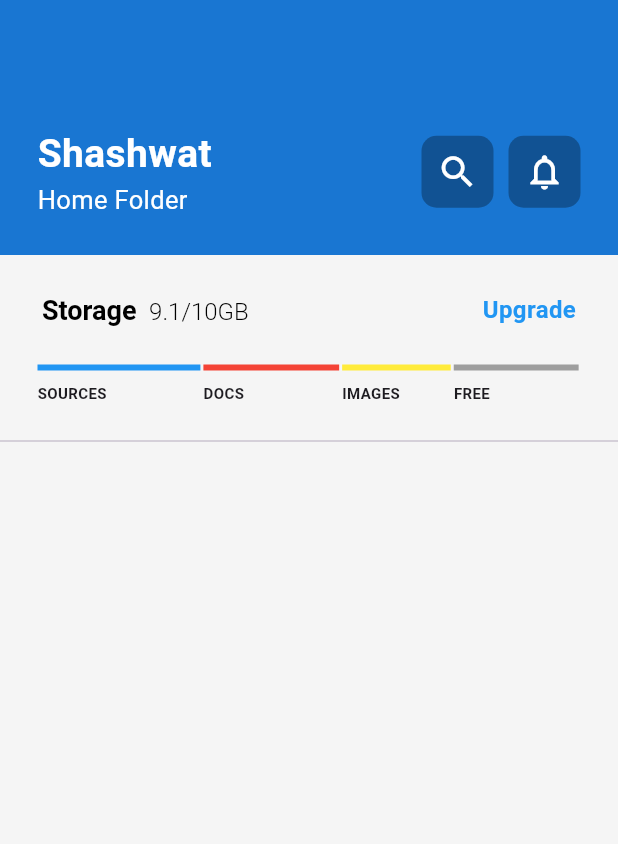
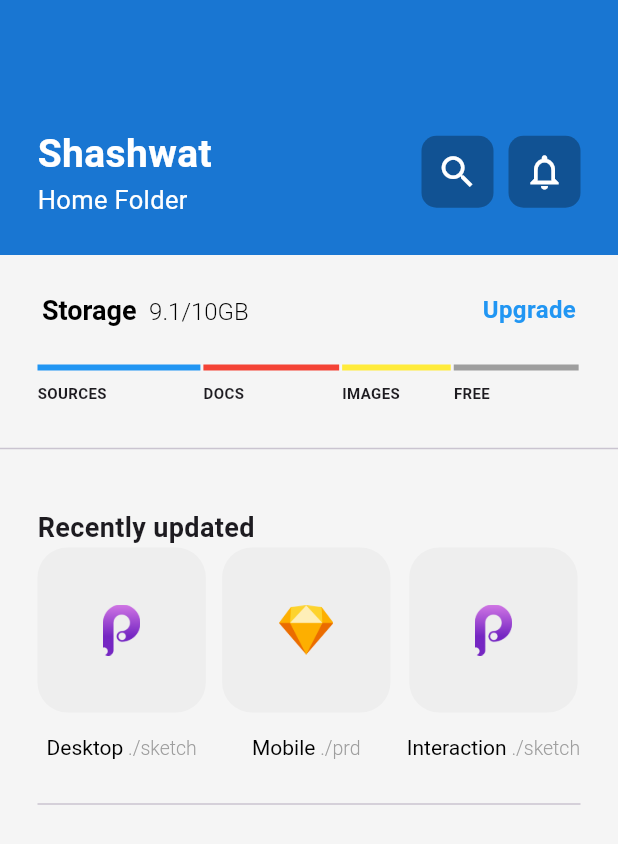
Before and after one commit to shashwat-naik/DockIt, a Flutter app: the screen it shows after launch, on a phone screen of 412 x 824 dp. Shown: the top 844 px of the screen. Run offline on Flutter 3.47's test engine with Material 3 defaults, Android fonts, the phone set to English and light mode, and no system bars.

Commit message:
Recently Updated Section

```diff
--- a/lib/pages/team_folder.dart
+++ b/lib/pages/team_folder.dart
@@ -118,19 +118,96 @@ class _TeamFolderPageState extends State<TeamFolderPage> {
             child: Row(
               children: [
                 buildFileSizeChart("SOURCES", Colors.blue, .3),
-                SizedBox(width: 2,),
+                SizedBox(
+                  width: 2,
+                ),
                 buildFileSizeChart("DOCS", Colors.red, .25),
-                SizedBox(width: 2,),
+                SizedBox(
+                  width: 2,
+                ),
                 buildFileSizeChart("IMAGES", Colors.yellow, .20),
-                SizedBox(width: 2,),
+                SizedBox(
+                  width: 2,
+                ),
                 buildFileSizeChart("FREE", Colors.grey, .23),
               ],
             ),
           ),
-          SizedBox(height: 15,),
-          const Divider(height: 20,),
+          SizedBox(
+            height: 15,
+          ),
+          Divider(
+            height: 30,
+          ),
+          Expanded(
+            child: ListView(
+              padding: EdgeInsets.all(25),
+              children: [
+                Text(
+                  "Recently updated",
+                  style: TextStyle(
+                    fontSize: 18,
+                    fontWeight: FontWeight.bold,
+                  ),
+                ),
+                Row(
+                  children: [
+                    buildFileColumn('prd', 'Desktop', ' ./sketch'),
+                    SizedBox(
+                      width: availableScreenWidth * .03,
+                    ),
+                    buildFileColumn('sketch', 'Mobile', ' ./prd'),
+                    SizedBox(
+                      width: availableScreenWidth * .03,
+                    ),
+                    buildFileColumn('prd', 'Interaction', ' ./sketch'),
+                  ],
+                ),
+                Divider(
+                  height: 60,
+                ),
+              ],
+            ),
+          )
         ],
       ),
+    );
+  }
+
+  Column buildFileColumn(String image, String filename, String extention) {
+    return Column(
+      children: [
+        Container(
+          width: availableScreenWidth * .31,
+          decoration: BoxDecoration(
+              color: Colors.grey.shade200,
+              borderRadius: BorderRadius.circular(20)),
+          padding: EdgeInsets.all(38),
+          height: 110,
+          child: Image.asset('assets/images/$image.png'),
+        ),
+        SizedBox(
+          height: 15,
+        ),
+        RichText(
+          text: TextSpan(
+              text: filename,
+              style: const TextStyle(
+                color: Colors.black,
+                fontSize: 14,
+              ),
+              children: [
+                TextSpan(
+                  text: extention,
+                  style: TextStyle(
+                    color: Colors.grey,
+                    fontWeight: FontWeight.w300,
+                    fontSize: 13,
+                  ),
+                ),
+              ]),
+        ),
+      ],
     );
   }
 
```
